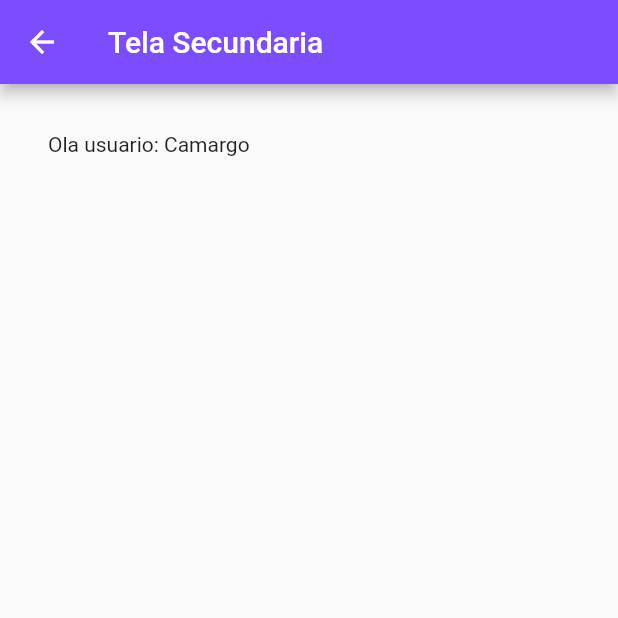
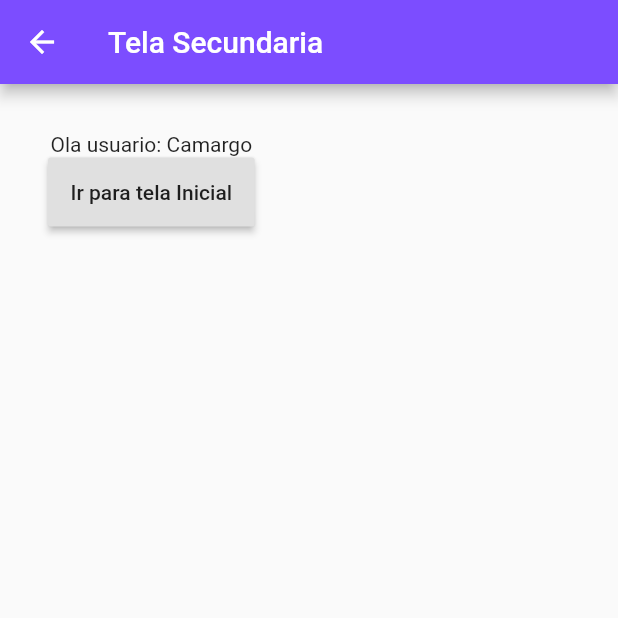
Before and after one commit to cfcamargo/aulas_flutter_navegacao, a Flutter app: the screen it shows after launch, after a tap on "Ir para tela Secundaria", on a phone screen of 412 x 824 dp, the top half of it. Run offline on Flutter 3.47's test engine with Material 2 defaults, Android fonts, the phone set to English and light mode, and no system bars.

Commit message:
nomeando rotas

```diff
--- a/lib/TelaSecundaria.dart
+++ b/lib/TelaSecundaria.dart
@@ -26,7 +26,14 @@ class _TelaSecundariaState extends State<TelaSecundaria> {
         padding: EdgeInsets.all(32),
         child: Column(
           children: [
-            Text("Ola usuario: ${widget.valor}")
+            Text("Ola usuario: ${widget.valor}"),
+            RaisedButton(
+              child: Text("Ir para tela Inicial"),
+              padding: EdgeInsets.all(15),
+              onPressed: (){
+                Navigator.pushNamed(context, "/");
+              },
+            )
           ],
         ),
       ),
--- a/lib/main.dart
+++ b/lib/main.dart
@@ -3,6 +3,10 @@ import 'package:navegacao_entretelas/TelaSecundaria.dart';
 
 void main(){
   runApp(MaterialApp(
+    initialRoute: "/",
+    routes: {
+      "/secundaria" : (context) => TelaSecundaria("Camargo"),
+    },
     debugShowCheckedModeBanner: false,
     home: TelaPrincipal(),
   ));
@@ -31,12 +35,7 @@ class _TelaPrincipalState extends State<TelaPrincipal> {
               child: Text("Ir para tela Secundaria"),
               padding: EdgeInsets.all(15),
               onPressed: (){
-                  Navigator.push(
-                    context,
-                    MaterialPageRoute(
-                        builder: (context) => TelaSecundaria("Camargo")
-                    )
-                  );
+                Navigator.pushNamed(context, "/secundaria");
               },
             )
           ],
```
